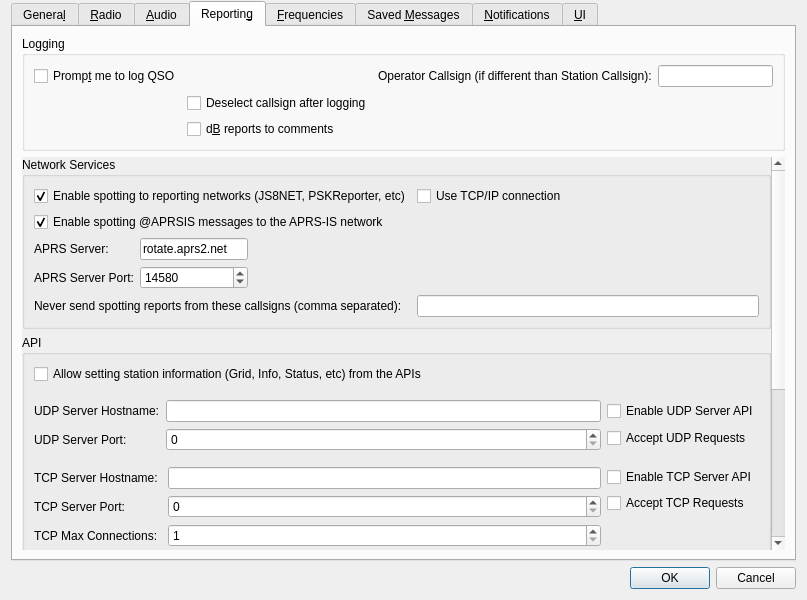
This is Configuration.ui in bazineta/js8call as Qt 5 draws it before an edit. The edited form follows.
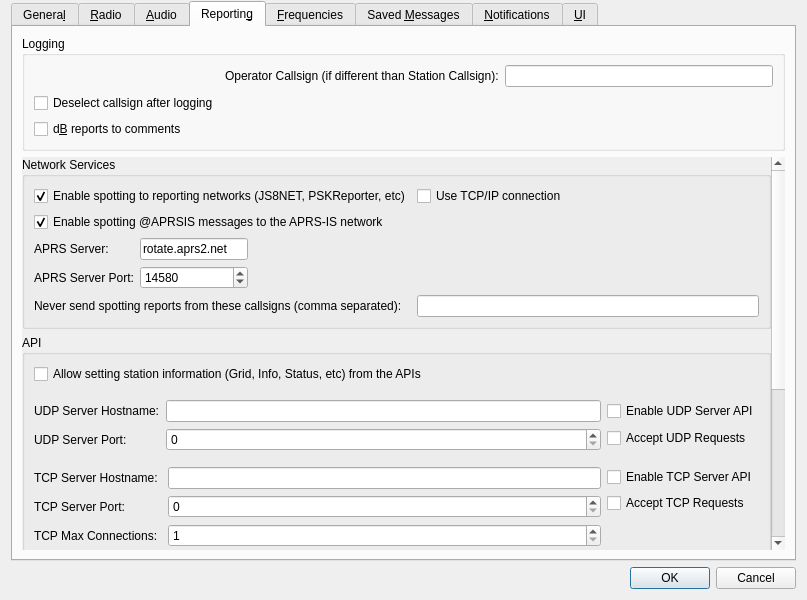
This is the edited form. Custom widgets are drawn as their Qt base class.

Commit message: Dead code removal, prompt_to_log

Patch:
```diff
--- a/Configuration.ui
+++ b/Configuration.ui
@@ -2158,7 +2158,30 @@
          <layout class="QVBoxLayout" name="verticalLayout_7">
           <item>
            <layout class="QGridLayout" name="gridLayout_14">
-            <item row="2" column="1">
+            <item row="0" column="2">
+             <widget class="QLineEdit" name="opCallEntry">
+              <property name="toolTip">
+               <string>&lt;html&gt;&lt;head/&gt;&lt;body&gt;&lt;p&gt;The callsign of the operator, if different from the station callsign.&lt;/p&gt;&lt;/body&gt;&lt;/html&gt;</string>
+              </property>
+             </widget>
+            </item>
+            <item row="1" column="0">
+             <widget class="QCheckBox" name="clear_callsign_check_box">
+              <property name="enabled">
+               <bool>true</bool>
+              </property>
+              <property name="visible">
+               <bool>false</bool>
+              </property>
+              <property name="toolTip">
+               <string>Check this option to force deselect callsign after logging.</string>
+              </property>
+              <property name="text">
+               <string>Deselect callsign after logging</string>
+              </property>
+             </widget>
+            </item>
+            <item row="2" column="0">
              <widget class="QCheckBox" name="report_in_comments_check_box">
               <property name="enabled">
                <bool>true</bool>
@@ -2177,52 +2200,13 @@
               </property>
              </widget>
             </item>
-            <item row="1" column="1">
-             <widget class="QCheckBox" name="clear_callsign_check_box">
-              <property name="enabled">
-               <bool>true</bool>
-              </property>
-              <property name="visible">
-               <bool>false</bool>
-              </property>
-              <property name="toolTip">
-               <string>Check this option to force deselect callsign after logging.</string>
-              </property>
-              <property name="text">
-               <string>Deselect callsign after logging</string>
-              </property>
-             </widget>
-            </item>
-            <item row="0" column="2">
+            <item row="0" column="1">
              <widget class="QLabel" name="label_13">
               <property name="text">
                <string>Operator Callsign (if different than Station Callsign):</string>
               </property>
              </widget>
             </item>
-            <item row="0" column="0">
-             <widget class="QCheckBox" name="prompt_to_log_check_box">
-              <property name="enabled">
-               <bool>true</bool>
-              </property>
-              <property name="visible">
-               <bool>false</bool>
-              </property>
-              <property name="toolTip">
-               <string>The program will pop up a partially completed Log QSO dialog when you send a 73 or free text message.</string>
-              </property>
-              <property name="text">
-               <string>Promp&amp;t me to log QSO</string>
-              </property>
-             </widget>
-            </item>
-            <item row="0" column="3">
-             <widget class="QLineEdit" name="opCallEntry">
-              <property name="toolTip">
-               <string>&lt;html&gt;&lt;head/&gt;&lt;body&gt;&lt;p&gt;The callsign of the operator, if different from the station callsign.&lt;/p&gt;&lt;/body&gt;&lt;/html&gt;</string>
-              </property>
-             </widget>
-            </item>
            </layout>
           </item>
          </layout>
```
The commit also changes 3 other files.
